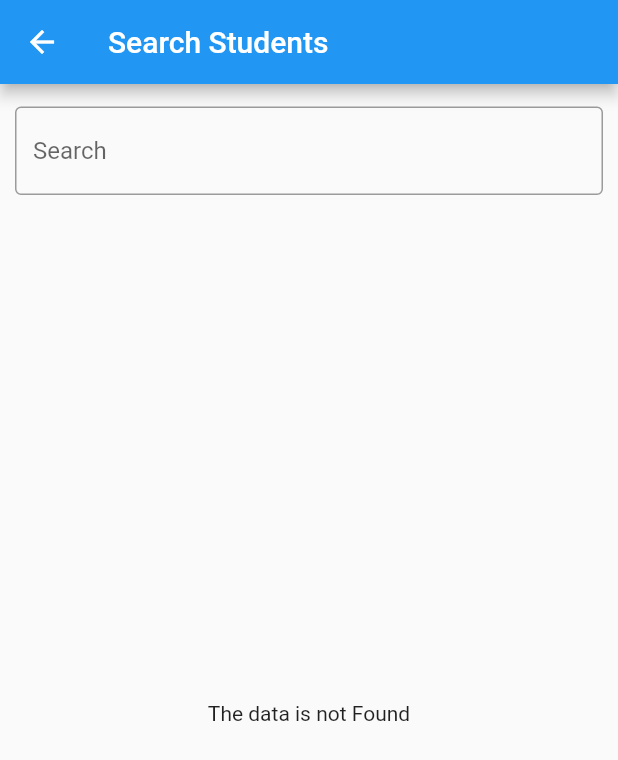
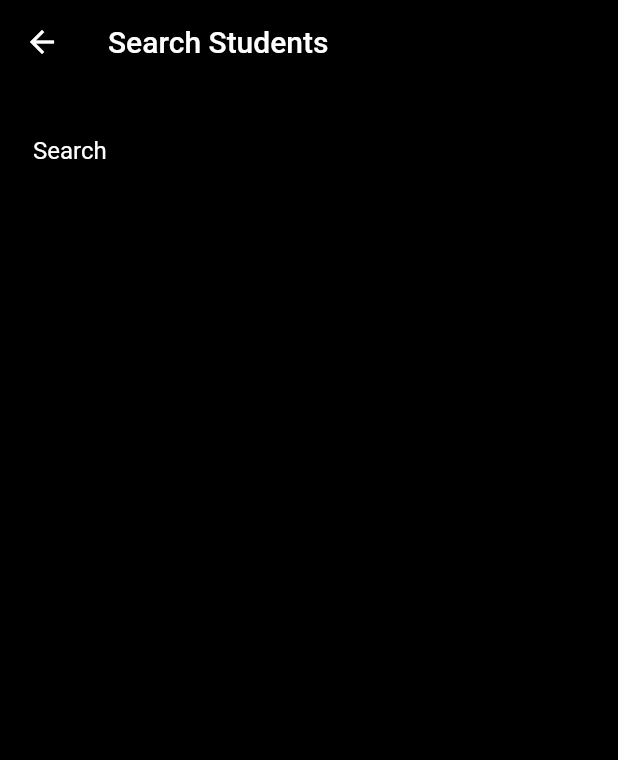
Before and after one commit to YethiJNair/Student-Database_StateManagment, a Flutter app: the screen it shows after launch, item 2 of the bottom bar chosen, after a tap on the "search" icon, on a phone screen of 412 x 824 dp. Shown: the top 760 px of the screen. Run offline on Flutter 3.47's test engine with Material 2 defaults, Android fonts, the phone set to English and light mode, and no system bars; our stand-ins replace flutter_riverpod, hive_flutter, image_picker; accounts and stored records are empty.

Commit message:
2nd commit

```diff
--- a/lib/main.dart
+++ b/lib/main.dart
@@ -25,7 +25,7 @@ class MyApp extends StatelessWidget {
     return MaterialApp(
       title: 'Student List',
       theme: ThemeData(
-        primarySwatch: Colors.blue,
+        primarySwatch: Colors.red,
       ),
       home: ScreenHome(),
       debugShowCheckedModeBanner: false,
--- a/lib/presentation/search/search_students.dart
+++ b/lib/presentation/search/search_students.dart
@@ -24,8 +24,12 @@ class SearchScreen extends StatelessWidget {
       List<StudentModel>.from(studentBoxList);
   @override
   Widget build(BuildContext context) {
-    return Scaffold(
+    return Container(
+      color: Colors.black,
+      child: Scaffold(
+          backgroundColor: Colors.black.withOpacity(0),
           appBar: AppBar(
+            backgroundColor: Colors.black.withOpacity(0),
             title: const Text("Search Students"),
           ),
           body: Padding(
@@ -38,7 +42,9 @@ class SearchScreen extends StatelessWidget {
                         padding: const EdgeInsets.only(top: 5, bottom: 7),
                         child: TextField(
                           decoration: const InputDecoration(
-                            border: OutlineInputBorder(), hintText: 'Search'),
+                              border: OutlineInputBorder(),
+                              hintText: 'Search',
+                              hintStyle: TextStyle(color: Colors.white)),
                           controller: _searchController,
                           onChanged: (value) {
                             ref.read(searchprovider.notifier).state =
@@ -61,7 +67,10 @@ class SearchScreen extends StatelessWidget {
                                     backgroundImage: FileImage(imageFile),
                                     radius: 20,
                                   ),
-                                title: Text(displayStudent[index].name),
+                                  title: Text(
+                                    displayStudent[index].name,
+                                    style: TextStyle(color: Colors.white),
+                                  ),
                                 );
                               },
                               separatorBuilder: (ctx, index) {
@@ -73,6 +82,7 @@ class SearchScreen extends StatelessWidget {
                     ),
                   ],
                 );
-            })));
+              }))),
+    );
   }
 }
--- a/lib/presentation/student_details/student_details.dart
+++ b/lib/presentation/student_details/student_details.dart
@@ -12,7 +12,7 @@ class ShowDetails extends StatelessWidget {
   @override
   Widget build(BuildContext context) {
     return Scaffold(
-      backgroundColor: Color.fromARGB(255, 161, 161, 161),
+      backgroundColor: Color.fromARGB(255, 0, 0, 0),
       appBar: AppBar(
         backgroundColor: Colors.blue.withOpacity(0),
         title: const Text("Student Details"),
```
Also changed, not shown: lib/presentation/Edit/edit_students.dart (+6 -1 lines). Lines whose indentation alone changed are shown as unchanged.
